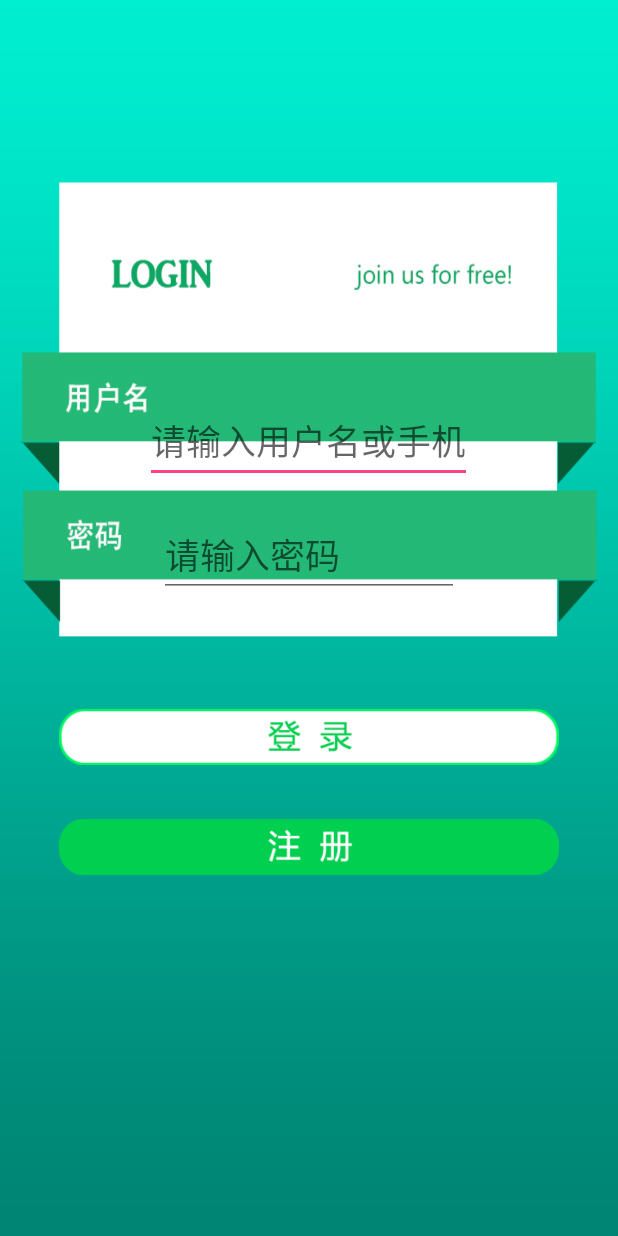
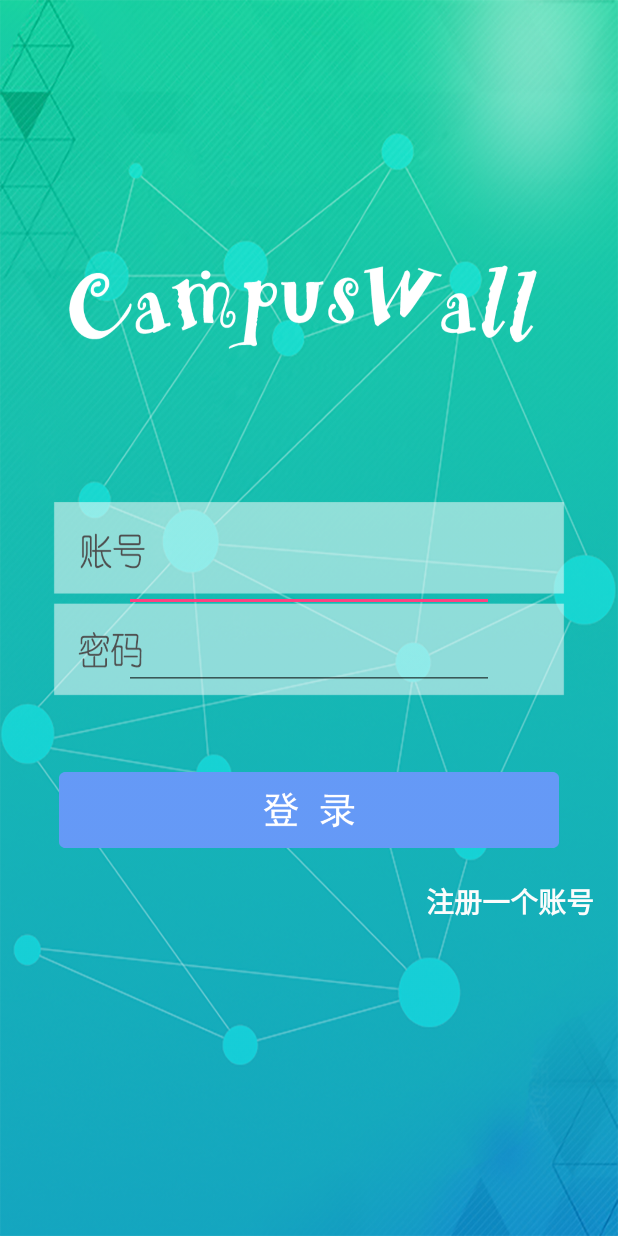
Before and after one commit to Vacity/campusWall, an Android app: the LoginActivity screen opened directly, with no data from a screen before it, on a phone screen of 412 x 824 dp. Run offline under Robolectric (Android 15) with nearby library versions, the phone set to English and light mode, and no system bars; 2 statements that could not run were skipped.

Commit message:
换了个登录界面，然后可以修改个人信息了

```diff
--- a/app/src/main/AndroidManifest.xml
+++ b/app/src/main/AndroidManifest.xml
@@ -23,6 +23,9 @@
         <activity
             android:name=".Activity.LoginActivity"
             android:label="@string/title_activity_login" />
+        <activity
+            android:name=".Activity.EditProfile"
+            android:label="editProfile" />
         <!--
  ATTENTION: This was auto-generated to add Google Play services to your project for
      App Indexing.  See https://g.co/AppIndexing/AndroidStudio for more information.
--- a/app/src/main/java/com/team/nju/campuswall/Activity/LoginActivity.java
+++ b/app/src/main/java/com/team/nju/campuswall/Activity/LoginActivity.java
@@ -32,7 +32,6 @@ import org.json.JSONObject;
 public class LoginActivity extends Activity implements NetworkCallbackInterface.NetRequestIterface {
     private ProgressDialog loginProgessDlg;
     private netRequest requestFragment;
-    private Handler mHandler;
     private String phone;
     @Override
     protected void onCreate(Bundle savedInstanceState) {
@@ -68,7 +67,7 @@ public class LoginActivity extends Activity implements NetworkCallbackInterface.
                     map.put("password", password);
                     map.put("type", StatusCode.REQUEST_LOGIN);
                     requestFragment.httpRequest(map, CommonUrl.loginAccount);
-                    loginProgessDlg= ProgressDialog.show(LoginActivity.this, "shacus", "处理中", true, false);
+                    loginProgessDlg= ProgressDialog.show(LoginActivity.this, "campusWall", "处理中", true, false);
                 }
             }
         });
--- a/app/src/main/java/com/team/nju/campuswall/Util/CommonUrl.java
+++ b/app/src/main/java/com/team/nju/campuswall/Util/CommonUrl.java
@@ -11,8 +11,8 @@ public class CommonUrl {
     public static final String loginAccount= url + "user/login";//登录接口，登陆之后才能更换头像、发表主题
     public static final String registerAccount = url + "user/regist";//注册申请验证码接口/注册验证验证码接口/注册提交信息接口（最终注册接口）
 
-    public static final String getInfo = url + "user/getprofile";
-    public static final String getProfile =url+"user/editprofile";
+    public static final String getProfile = url + "user/getprofile";
+    public static final String editProfile =url+"user/editprofile";
 
 
     public static final String publish = url + "publish";//获取关注和粉丝
--- a/app/src/main/res/layout/activity_login.xml
+++ b/app/src/main/res/layout/activity_login.xml
@@ -2,7 +2,7 @@
     xmlns:tools="http://schemas.android.com/tools"
     android:maxLines="1"
     android:orientation="vertical"
-    android:background="@drawable/loginbg2"
+    android:background="@drawable/loginbg3"
     android:layout_width="fill_parent"
     android:layout_height="fill_parent"
     android:gravity="center_vertical"
@@ -14,36 +14,35 @@
     android:weightSum="1">
 
     <EditText
-        android:layout_marginTop="50px"
+        android:layout_marginTop="220px"
      android:id="@+id/username"
      android:layout_width="wrap_content"
      android:layout_height="wrap_content"
      android:maxLines="1"
-     android:hint="请输入用户名或手机"
+     android:hint=""
      android:textSize="35px"
-     android:minWidth="300px"
+     android:minWidth="370px"
         android:layout_gravity="center_horizontal" />
 
     <EditText
-        android:layout_marginTop="30px"
+        android:layout_marginTop="0px"
             android:id="@+id/password"
             android:layout_width="wrap_content"
             android:layout_height="wrap_content"
             android:maxLines="1"
-            android:hint="请输入密码"
+            android:hint=""
             android:textSize="35px"
-            android:minWidth="300px"
+            android:minWidth="370px"
             android:inputType="textPassword"
             android:layout_gravity="center_horizontal" />
 
     <ImageView
 
-        android:layout_marginTop="100px"
-        android:src="@drawable/login_button2"
+        android:layout_marginTop="80px"
+        android:src="@drawable/login_button3"
             android:id="@+id/login"
             android:layout_width="500px"
             android:layout_height="80px"
-            android:text="登录"
             android:textStyle="bold"
             android:layout_gravity="center_horizontal"
             android:layout_column="1"
@@ -51,15 +50,16 @@
             android:layout_alignBottom="@+id/signup"
             android:layout_centerHorizontal="true" />
 
-    <ImageView
-        android:src="@drawable/signup_button2"
+    <TextView
+        android:layout_width="wrap_content"
+        android:layout_height="wrap_content"
             android:layout_marginTop="30px"
-        android:layout_width="500px"
-        android:layout_height="80px"
             android:id="@+id/signup"
-            android:text="注册"
+            android:text="注册一个账号"
+            android:textColor="@color/white"
             android:textStyle="bold"
-            android:layout_gravity="center_horizontal"
+            android:textSize="28px"
+            android:layout_gravity="end|bottom"
             android:layout_column="3"
             android:layout_alignParentBottom="true"
             android:layout_centerHorizontal="true"
```
Also changed, not shown: app/src/main/java/com/team/nju/campuswall/Activity/EditProfile.java (+95 -1 lines), app/src/main/java/com/team/nju/campuswall/Activity/mainActivity.java (+5 -4 lines), app/src/main/java/com/team/nju/campuswall/Activity/profileActivity.java (+34 -6 lines), app/src/main/java/com/team/nju/campuswall/Model/UserModel.java (+84 -30 lines), app/src/main/res/layout/activity_edit_profile.xml (+9 -2 lines), app/src/main/res/drawable/login_button3.png (added), app/src/main/res/drawable/loginbg3.png (added).
